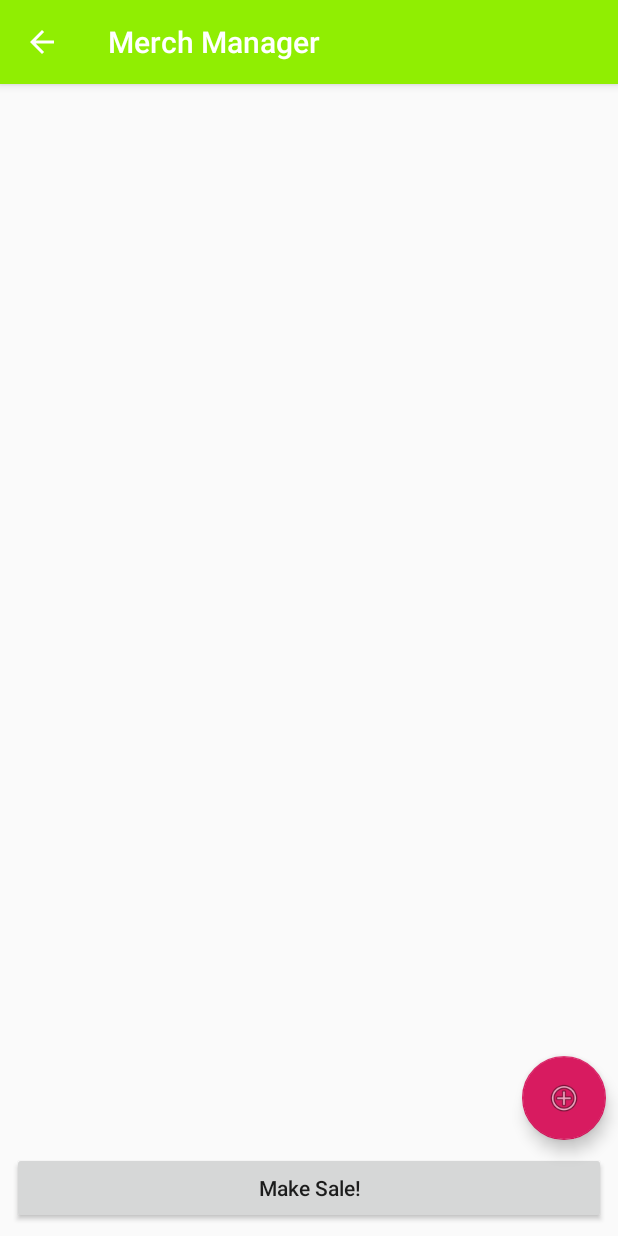
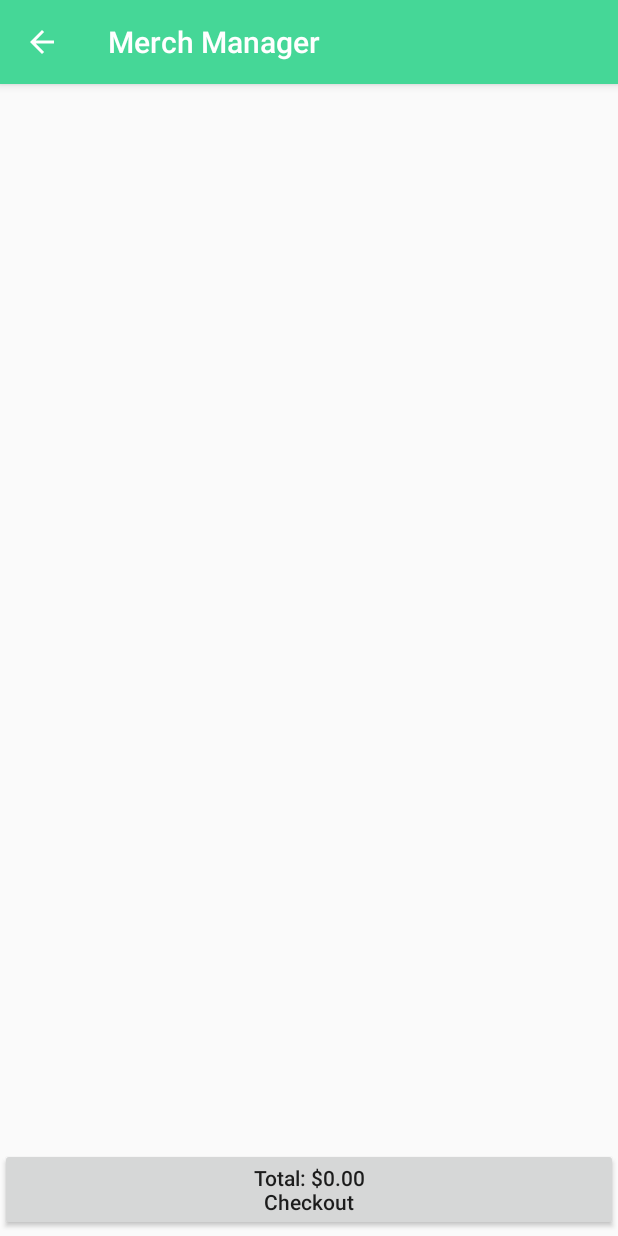
Before and after one commit to gameroxer/MerchManager, an Android app: the screen it shows after launch (MerchSale), after a tap on "New Sale", on a phone screen of 412 x 824 dp. Run offline under Robolectric (Android 15) with nearby library versions, the phone set to English and light mode, and no system bars.

Commit message:
maybe stuff?

```diff
--- a/app/src/main/java/com/example/aric/merchmanager/MainActivity.java
+++ b/app/src/main/java/com/example/aric/merchmanager/MainActivity.java
@@ -13,7 +13,6 @@ import java.io.IOException;
 import java.util.ArrayList;
 
 public class MainActivity extends AppCompatActivity {
-    public static final int SALE_MAKE_ACTIVITY_RESULT = 1;
 
     @Override
     protected void onCreate(Bundle savedInstanceState) {
@@ -21,18 +20,8 @@ public class MainActivity extends AppCompatActivity {
         setContentView(R.layout.activity_main);
     }
 
-    @Override
-    public void onActivityResult(int requestCode, int resultCode, Intent data) {
-        super.onActivityResult(requestCode, resultCode, data);
-        switch(requestCode) {
-            case (SALE_MAKE_ACTIVITY_RESULT) : {
-                break;
-            }
-        }
-    }
-
     public void MakeSaleButtonPressed(View v) {
         Intent intent = new Intent(this, MerchSale.class);
-        startActivityForResult(intent, SALE_MAKE_ACTIVITY_RESULT);
+        startActivity(intent);
     }
 }
--- a/app/src/main/java/com/example/aric/merchmanager/MerchSale.java
+++ b/app/src/main/java/com/example/aric/merchmanager/MerchSale.java
@@ -9,24 +9,41 @@ import android.widget.Button;
 import android.widget.EditText;
 
 public class MerchSale extends AppCompatActivity {
-    public static String SALE_SUCCESS = "SALE_SUCCESS";
     private MerchTransaction transaction;
+    private boolean checkedOut = false;
 
     @Override
     protected void onCreate(Bundle savedInstanceState) {
         super.onCreate(savedInstanceState);
         setContentView(R.layout.activity_merch_sale);
+
+        transaction = new MerchTransaction();
+        UpdatePrice();
     }
 
+    @Override
+    protected void onResume() {
+        super.onResume();
+        if (checkedOut) {
+            finish();
+        }
+    }
 
+    public void Checkout(View v) {
+        //start checkout activity
+        Intent checkoutIntent = new Intent(this, Checkout.class);
+        checkoutIntent.putExtra("transactionData", transaction);
 
-    public void MakeSale(View v) {
-        //add sale to data
+        startActivity(checkoutIntent);
+        checkedOut = true;
+    }
 
-        Intent resultIntent = new Intent();
-        setResult(Activity.RESULT_OK, resultIntent);
+    public void UpdatePrice() {
+        String total = getString(R.string.button_checkout, transaction.totalPrice);
+        ((Button)findViewById(R.id.checkoutButton)).setText(total);
+    }
 
-        finish();
-
+    public void PopulateWithItems() {
+        //used to create all the MerchItems
     }
 }
--- a/app/src/main/res/layout/activity_merch_sale.xml
+++ b/app/src/main/res/layout/activity_merch_sale.xml
@@ -7,31 +7,32 @@
     tools:context=".MerchSale">
 
     <Button
-        android:id="@+id/soldButton"
+        android:id="@+id/checkoutButton"
         android:layout_width="0dp"
         android:layout_height="wrap_content"
-        android:layout_marginStart="8dp"
-        android:layout_marginLeft="8dp"
-        android:layout_marginEnd="8dp"
-        android:layout_marginRight="8dp"
-        android:layout_marginBottom="8dp"
-        android:onClick="MakeSale"
-        android:text="@string/button_make_sale"
+        android:layout_marginBottom="3dp"
+        android:onClick="Checkout"
+        android:text="@string/button_checkout"
         android:textAllCaps="false"
         app:layout_constraintBottom_toBottomOf="parent"
         app:layout_constraintEnd_toEndOf="parent"
         app:layout_constraintStart_toStartOf="parent" />
 
-    <android.support.design.widget.FloatingActionButton
-        android:id="@+id/floatingActionButton"
-        android:layout_width="wrap_content"
-        android:layout_height="wrap_content"
-        android:layout_marginEnd="8dp"
-        android:layout_marginRight="8dp"
+    <ScrollView
+        android:layout_width="0dp"
+        android:layout_height="529dp"
+        android:layout_marginTop="8dp"
         android:layout_marginBottom="8dp"
-        android:clickable="true"
-        app:layout_constraintBottom_toTopOf="@+id/soldButton"
+        app:layout_constraintBottom_toTopOf="@+id/checkoutButton"
         app:layout_constraintEnd_toEndOf="parent"
-        app:srcCompat="@android:drawable/ic_menu_add"
-        android:focusable="true" />
+        app:layout_constraintStart_toStartOf="parent"
+        app:layout_constraintTop_toTopOf="parent">
+
+        <LinearLayout
+            android:layout_width="match_parent"
+            android:layout_height="wrap_content"
+            android:orientation="vertical" >
+        </LinearLayout>
+    </ScrollView>
+
 </android.support.constraint.ConstraintLayout>
--- a/app/src/main/res/values/colors.xml
+++ b/app/src/main/res/values/colors.xml
@@ -1,6 +1,6 @@
 <?xml version="1.0" encoding="utf-8"?>
 <resources>
-    <color name="colorPrimary">#90ee02</color>
-    <color name="colorPrimaryDark">#008b00</color>
-    <color name="colorAccent">#d81b60</color>
+    <color name="colorPrimary">#45D797</color>
+    <color name="colorPrimaryDark">#1F995E</color>
+    <color name="colorAccent">#45CED7</color>
 </resources>
--- a/app/src/main/res/values/strings.xml
+++ b/app/src/main/res/values/strings.xml
@@ -1,13 +1,22 @@
 <resources>
     <string name="app_name">Merch Manager</string>
+
     <string name="activity_event_creator">Event Creator</string>
+    <string name="activity_checkout">Checkout</string>
+    <string name="activity_merch_sale">Merch Sale</string>
+
     <string name="hint_enter_name">Enter a name</string>
+
     <string name="button_create">Create</string>
     <string name="button_sale">New Sale</string>
     <string name="button_manage_inventory">Manage Inventory</string>
     <string name="button_view_sales">View Sales</string>
     <string name="button_analytics">Analytics</string>
+    <string name="button_checkout">Total: $%.2f\nCheckout</string>
+    <string name="button_override">Override Price</string>
     <string name="button_make_sale">Make Sale!</string>
+
     <string name="action_settings">Settings</string>
+
     <string name="EVENT_LIST">EVENT_LIST</string>
 </resources>
```
Also changed, not shown: app/src/main/java/com/example/aric/merchmanager/Checkout.java (added, +26 -0 lines), app/src/main/res/layout/activity_checkout.xml (added, +32 -0 lines), app/src/main/res/values/attrs_merch_item_view.xml (added, +8 -0 lines).
